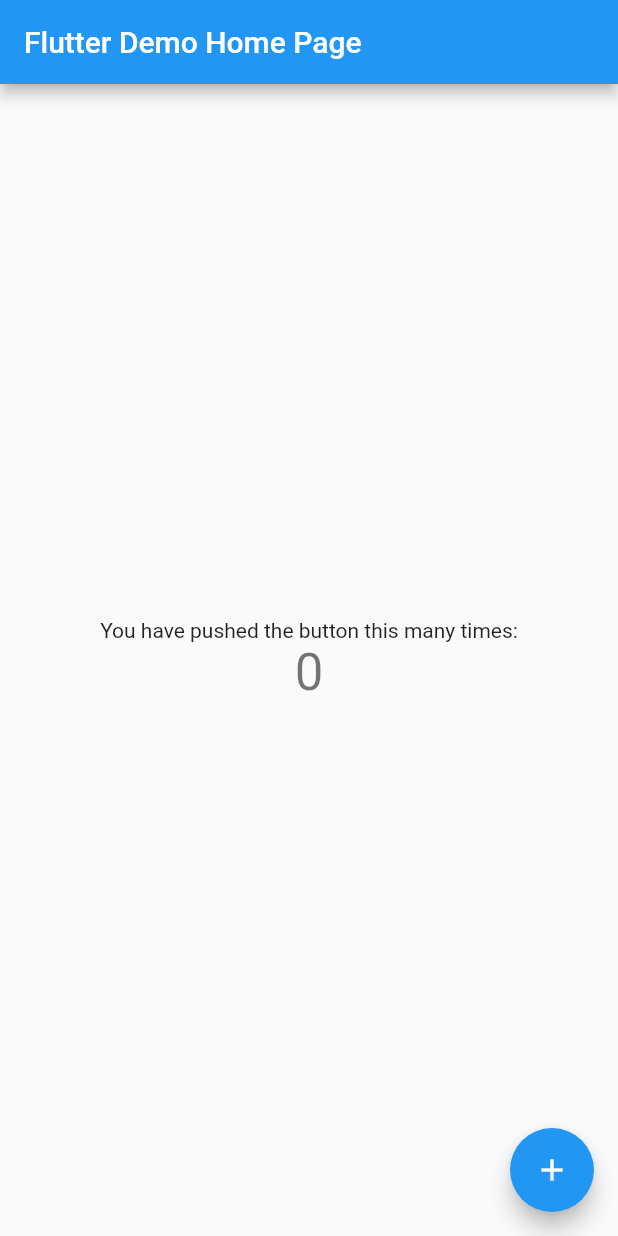
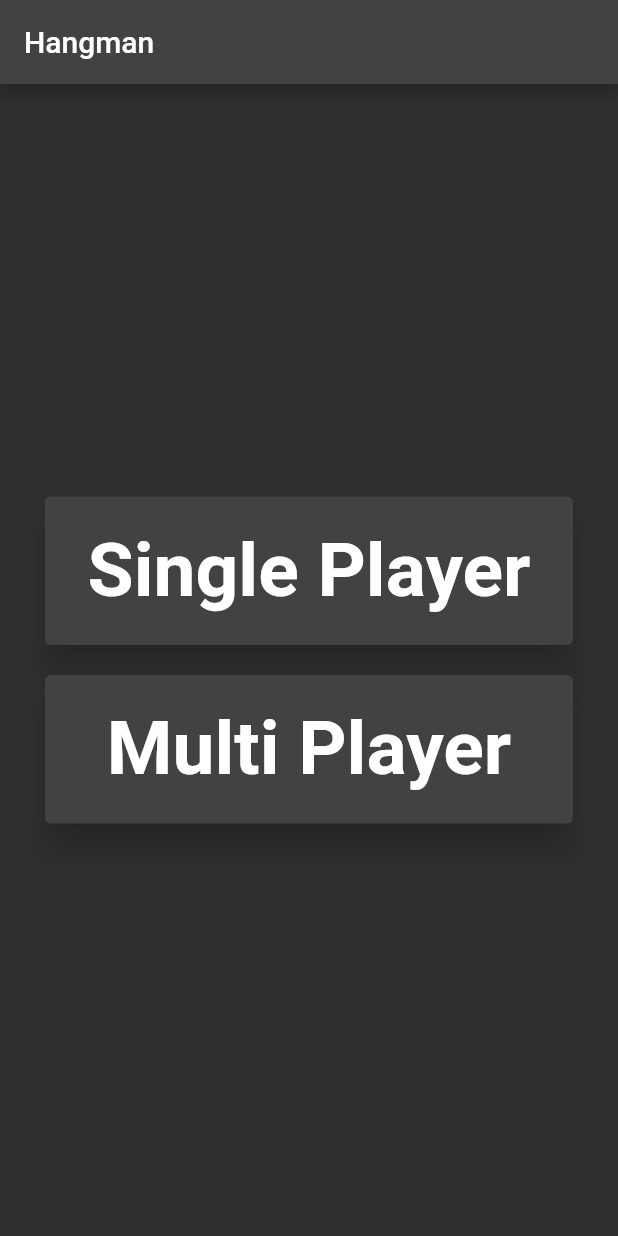
Before and after one commit to aronbs/hangman, a Flutter app: the screen it shows after launch, on a phone screen of 412 x 824 dp. Run offline on Flutter 3.47's test engine with Material 2 defaults, Android fonts, the phone set to English and light mode, and no system bars.

Commit message:
creating the screens
Creating the homescreen, single player screen and the multiplayer screen

```diff
--- /dev/null
+++ b/lib/homescreen.dart
@@ -0,0 +1,41 @@
+import 'package:flutter/material.dart';
+import 'homescreen_cards.dart';
+
+class HomeScreen extends StatelessWidget {
+  const HomeScreen({Key? key}) : super(key: key);
+
+  @override
+  Widget build(BuildContext context) {
+    return Scaffold(
+      appBar: AppBar(
+        title: Text('Hangman'),
+      ),
+      body: Column(
+        mainAxisAlignment: MainAxisAlignment.center,
+        crossAxisAlignment: CrossAxisAlignment.stretch,
+        children: [
+          HomeScreenCards(
+            text: Text(
+              'Single Player',
+              style: TextStyle(
+                fontWeight: FontWeight.bold,
+                fontSize: 50.0,
+              ),
+            ),
+            onpress: () {},
+          ),
+          HomeScreenCards(
+            text: Text(
+              'Multi Player',
+              style: TextStyle(
+                fontWeight: FontWeight.bold,
+                fontSize: 50.0,
+              ),
+            ),
+            onpress: () {},
+          ),
+        ],
+      ),
+    );
+  }
+}
--- /dev/null
+++ b/lib/homescreen_cards.dart
@@ -0,0 +1,25 @@
+import 'package:flutter/material.dart';
+
+class HomeScreenCards extends StatelessWidget {
+  HomeScreenCards({required this.text, required this.onpress});
+
+  final Widget text;
+  final void Function() onpress;
+
+  @override
+  Widget build(BuildContext context) {
+    return GestureDetector(
+      onTap: onpress,
+      child: Card(
+        margin: EdgeInsets.symmetric(vertical: 10.0, horizontal: 30.0),
+        elevation: 10.0,
+        child: Padding(
+          padding: const EdgeInsets.all(20.0),
+          child: Center(
+            child: text,
+          ),
+        ),
+      ),
+    );
+  }
+}
--- a/lib/main.dart
+++ b/lib/main.dart
@@ -1,4 +1,5 @@
 import 'package:flutter/material.dart';
+import 'homescreen.dart';
 
 void main() {
   runApp(const MyApp());
@@ -7,109 +8,11 @@
 class MyApp extends StatelessWidget {
   const MyApp({Key? key}) : super(key: key);
 
-  // This widget is the root of your application.
   @override
   Widget build(BuildContext context) {
     return MaterialApp(
-      title: 'Flutter Demo',
-      theme: ThemeData(
-        // This is the theme of your application.
-        //
-        // Try running your application with "flutter run". You'll see the
-        // application has a blue toolbar. Then, without quitting the app, try
-        // changing the primarySwatch below to Colors.green and then invoke
-        // "hot reload" (press "r" in the console where you ran "flutter run",
-        // or simply save your changes to "hot reload" in a Flutter IDE).
-        // Notice that the counter didn't reset back to zero; the application
-        // is not restarted.
-        primarySwatch: Colors.blue,
-      ),
-      home: const MyHomePage(title: 'Flutter Demo Home Page'),
+      theme: ThemeData.dark(),
+      home: HomeScreen(),
     );
   }
 }
-
-class MyHomePage extends StatefulWidget {
-  const MyHomePage({Key? key, required this.title}) : super(key: key);
-
-  // This widget is the home page of your application. It is stateful, meaning
-  // that it has a State object (defined below) that contains fields that affect
-  // how it looks.
-
-  // This class is the configuration for the state. It holds the values (in this
-  // case the title) provided by the parent (in this case the App widget) and
-  // used by the build method of the State. Fields in a Widget subclass are
-  // always marked "final".
-
-  final String title;
-
-  @override
-  State<MyHomePage> createState() => _MyHomePageState();
-}
-
-class _MyHomePageState extends State<MyHomePage> {
-  int _counter = 0;
-
-  void _incrementCounter() {
-    setState(() {
-      // This call to setState tells the Flutter framework that something has
-      // changed in this State, which causes it to rerun the build method below
-      // so that the display can reflect the updated values. If we changed
-      // _counter without calling setState(), then the build method would not be
-      // called again, and so nothing would appear to happen.
-      _counter++;
-    });
-  }
-
-  @override
-  Widget build(BuildContext context) {
-    // This method is rerun every time setState is called, for instance as done
-    // by the _incrementCounter method above.
-    //
-    // The Flutter framework has been optimized to make rerunning build methods
-    // fast, so that you can just rebuild anything that needs updating rather
-    // than having to individually change instances of widgets.
-    return Scaffold(
-      appBar: AppBar(
-        // Here we take the value from the MyHomePage object that was created by
-        // the App.build method, and use it to set our appbar title.
-        title: Text(widget.title),
-      ),
-      body: Center(
-        // Center is a layout widget. It takes a single child and positions it
-        // in the middle of the parent.
-        child: Column(
-          // Column is also a layout widget. It takes a list of children and
-          // arranges them vertically. By default, it sizes itself to fit its
-          // children horizontally, and tries to be as tall as its parent.
-          //
-          // Invoke "debug painting" (press "p" in the console, choose the
-          // "Toggle Debug Paint" action from the Flutter Inspector in Android
-          // Studio, or the "Toggle Debug Paint" command in Visual Studio Code)
-          // to see the wireframe for each widget.
-          //
-          // Column has various properties to control how it sizes itself and
-          // how it positions its children. Here we use mainAxisAlignment to
-          // center the children vertically; the main axis here is the vertical
-          // axis because Columns are vertical (the cross axis would be
-          // horizontal).
-          mainAxisAlignment: MainAxisAlignment.center,
-          children: <Widget>[
-            const Text(
-              'You have pushed the button this many times:',
-            ),
-            Text(
-              '$_counter',
-              style: Theme.of(context).textTheme.headline4,
-            ),
-          ],
-        ),
-      ),
-      floatingActionButton: FloatingActionButton(
-        onPressed: _incrementCounter,
-        tooltip: 'Increment',
-        child: const Icon(Icons.add),
-      ), // This trailing comma makes auto-formatting nicer for build methods.
-    );
-  }
-}
```
Also changed, not shown: lib/multiplayer_gamescreen.dart (added), lib/single_player_gamescreen.dart (added).
